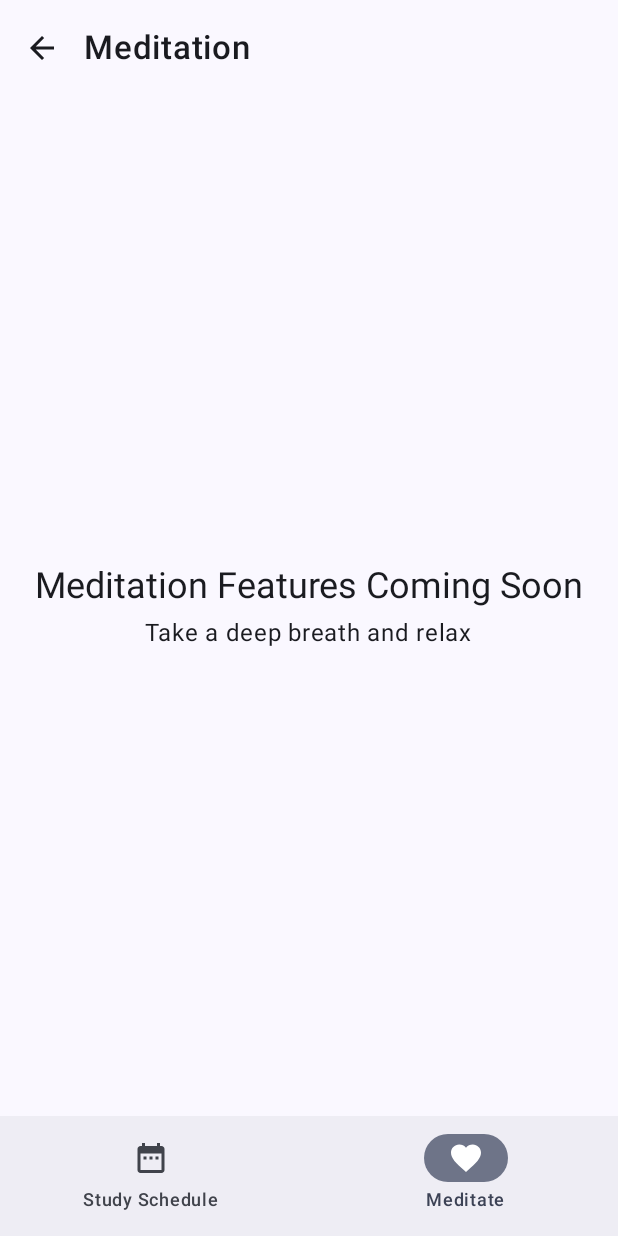
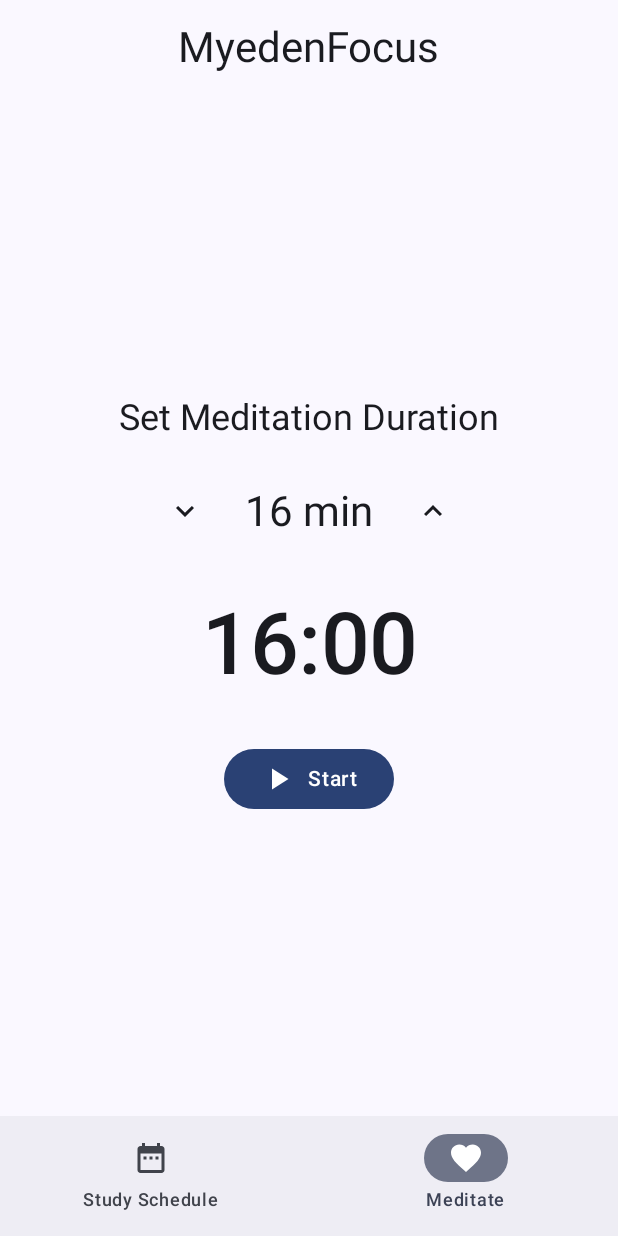
Before and after one commit to sbhjt-gr/mydenfocus, an Android app built with Jetpack Compose: the composable MeditationScreen shown on its own in the app's theme, on a phone screen of 412 x 824 dp. Run offline under Robolectric (Android 15) with nearby library versions, the light colour scheme and no system bars; libraries missing offline, so code that uses them is left out: com.ramcosta.composedestinations; 4 statements that could not run were skipped.

Commit message:
add meditation timer

```diff
--- a/app/src/main/java/com/gorai/myedenfocus/presentation/meditation/MeditationScreen.kt
+++ b/app/src/main/java/com/gorai/myedenfocus/presentation/meditation/MeditationScreen.kt
@@ -3,14 +3,36 @@ package com.gorai.myedenfocus.presentation.meditation
 import androidx.compose.foundation.layout.*
 import androidx.compose.material.icons.Icons
 import androidx.compose.material.icons.filled.ArrowBack
+import androidx.compose.material.icons.filled.PlayArrow
+import androidx.compose.material.icons.filled.Close
+import androidx.compose.material.icons.filled.Add
+import androidx.compose.material.icons.filled.KeyboardArrowUp
+import androidx.compose.material.icons.filled.KeyboardArrowDown
 import androidx.compose.material3.*
-import androidx.compose.runtime.Composable
+import androidx.compose.runtime.*
 import androidx.compose.ui.Alignment
 import androidx.compose.ui.Modifier
+import androidx.compose.ui.platform.LocalContext
 import androidx.compose.ui.unit.dp
+import android.media.MediaPlayer
+import android.media.RingtoneManager
 import com.ramcosta.composedestinations.annotation.Destination
 import com.ramcosta.composedestinations.navigation.DestinationsNavigator
 import com.gorai.myedenfocus.presentation.components.BottomBar
+import kotlinx.coroutines.delay
+
+@OptIn(ExperimentalMaterial3Api::class)
+@Composable
+private fun DashboardScreenTopBar() {
+    CenterAlignedTopAppBar(
+        title = {
+            Text(
+                text = "MyedenFocus",
+                style = MaterialTheme.typography.headlineMedium
+            )
+        }
+    )
+}
 
 @OptIn(ExperimentalMaterial3Api::class)
 @Destination
@@ -18,19 +40,33 @@ import com.gorai.myedenfocus.presentation.components.BottomBar
 fun MeditationScreen(
     navigator: DestinationsNavigator
 ) {
+    var selectedMinutes by remember { mutableStateOf(16) }
+    var remainingSeconds by remember { mutableStateOf(16 * 60) }
+    var isTimerRunning by remember { mutableStateOf(false) }
+    val context = LocalContext.current
+
+    LaunchedEffect(isTimerRunning) {
+        while(isTimerRunning && remainingSeconds > 0) {
+            delay(1000)
+            remainingSeconds--
+
+            if (remainingSeconds == 0) {
+                isTimerRunning = false
+                val notification = RingtoneManager.getDefaultUri(RingtoneManager.TYPE_NOTIFICATION)
+                MediaPlayer.create(context, notification).start()
+            }
+        }
+    }
+
+    val formattedTime = remember(remainingSeconds) {
+        val minutes = remainingSeconds / 60
+        val seconds = remainingSeconds % 60
+        String.format("%02d:%02d", minutes, seconds)
+    }
+
     Scaffold(
         topBar = {
-            TopAppBar(
-                title = { Text("Meditation") },
-                navigationIcon = {
-                    IconButton(onClick = { navigator.navigateUp() }) {
-                        Icon(
-                            imageVector = Icons.Default.ArrowBack,
-                            contentDescription = "Navigate Back"
-                        )
-                    }
-                }
-            )
+            DashboardScreenTopBar()
         },
         bottomBar = {
             BottomBar(
@@ -52,15 +88,108 @@ fun MeditationScreen(
             horizontalAlignment = Alignment.CenterHorizontally,
             verticalArrangement = Arrangement.Center
         ) {
+            if (!isTimerRunning) {
+                Text(
+                    text = "Set Meditation Duration",
+                    style = MaterialTheme.typography.headlineSmall
+                )
+
+                Spacer(modifier = Modifier.height(24.dp))
+
+                Row(
+                    verticalAlignment = Alignment.CenterVertically,
+                    horizontalArrangement = Arrangement.spacedBy(16.dp)
+                ) {
+                    IconButton(
+                        onClick = {
+                            if (selectedMinutes > 1) selectedMinutes--
+                            remainingSeconds = selectedMinutes * 60
+                        }
+                    ) {
+                        Icon(
+                            Icons.Default.KeyboardArrowDown,
+                            contentDescription = "Decrease time"
+                        )
+                    }
+
+                    Text(
+                        text = "$selectedMinutes min",
+                        style = MaterialTheme.typography.headlineMedium
+                    )
+
+                    IconButton(
+                        onClick = {
+                            if (selectedMinutes < 60) selectedMinutes++
+                            remainingSeconds = selectedMinutes * 60
+                        }
+                    ) {
+                        Icon(
+                            Icons.Default.KeyboardArrowUp,
+                            contentDescription = "Increase time"
+                        )
+                    }
+                }
+            }
+
+            Spacer(modifier = Modifier.height(32.dp))
+
             Text(
-                text = "Meditation Features Coming Soon",
-                style = MaterialTheme.typography.headlineSmall
+                text = formattedTime,
+                style = MaterialTheme.typography.displayLarge
             )
-            Spacer(modifier = Modifier.height(8.dp))
-            Text(
-                text = "Take a deep breath and relax",
-                style = MaterialTheme.typography.bodyLarge
-            )
+
+            Spacer(modifier = Modifier.height(32.dp))
+
+            Row(
+                horizontalArrangement = Arrangement.spacedBy(16.dp)
+            ) {
+                Button(
+                    onClick = {
+                        if (!isTimerRunning) {
+                            remainingSeconds = selectedMinutes * 60
+                        }
+                        isTimerRunning = !isTimerRunning
+                    },
+                    colors = ButtonDefaults.buttonColors(
+                        containerColor = if (isTimerRunning)
+                            MaterialTheme.colorScheme.error
+                        else
+                            MaterialTheme.colorScheme.primary
+                    )
+                ) {
+                    Row(
+                        horizontalArrangement = Arrangement.Center,
+                        verticalAlignment = Alignment.CenterVertically
+                    ) {
+                        Icon(
+                            imageVector = if (isTimerRunning)
+                                Icons.Default.Close
+                            else
+                                Icons.Default.PlayArrow,
+                            contentDescription = if (isTimerRunning) "Stop" else "Start"
+                        )
+                        Spacer(modifier = Modifier.width(8.dp))
+                        Text(if (isTimerRunning) "Stop" else "Start")
+                    }
+                }
+
+                if (!isTimerRunning && remainingSeconds < selectedMinutes * 60) {
+                    Button(
+                        onClick = { remainingSeconds = selectedMinutes * 60 }
+                    ) {
+                        Text("Reset")
+                    }
+                }
+            }
+
+            if (isTimerRunning) {
+                Spacer(modifier = Modifier.height(24.dp))
+                Text(
+                    text = "Take deep breaths...",
+                    style = MaterialTheme.typography.bodyLarge,
+                    color = MaterialTheme.colorScheme.primary
+                )
+            }
         }
     }
 }
```
